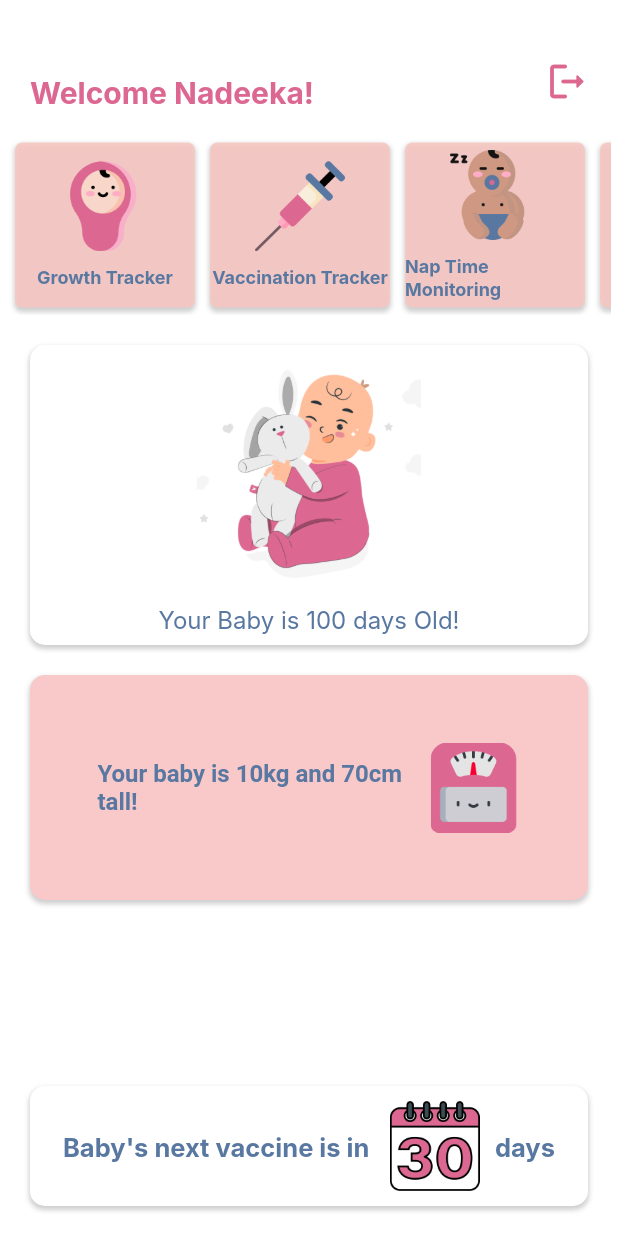
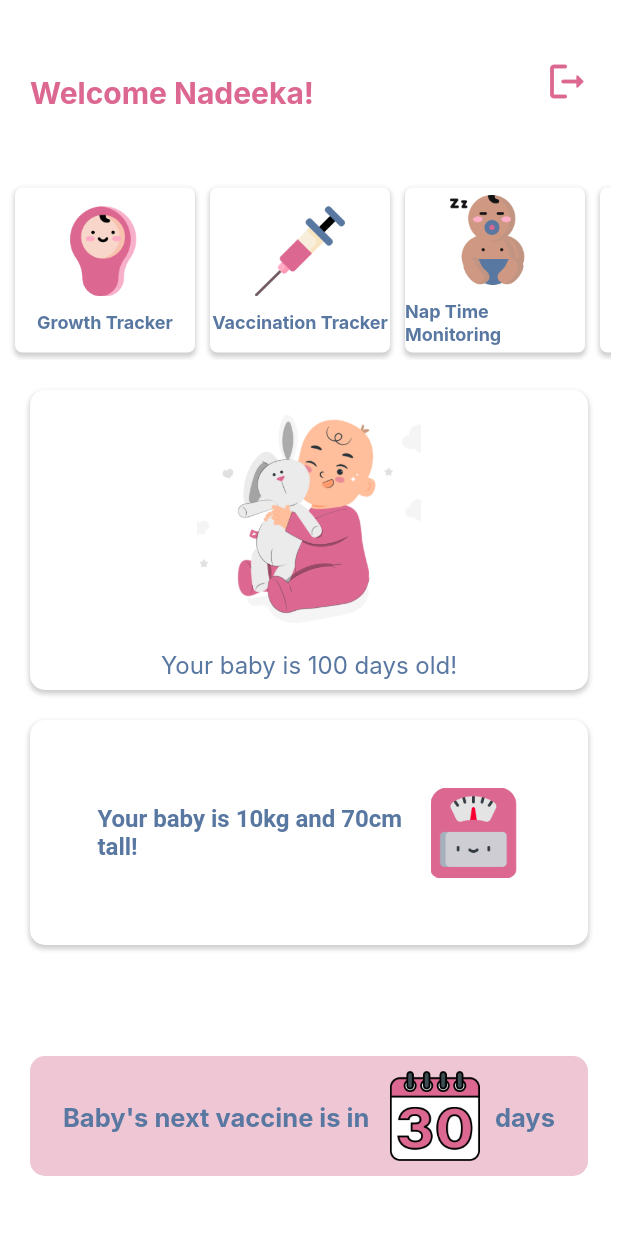
Before and after one commit to Health-Project-Y3/frontend, a Flutter app: the ChildHomeView screen opened directly, on a phone screen of 412 x 824 dp. Run offline on Flutter 3.47's test engine with Material 2 defaults, Android fonts, the phone set to English and light mode, and no system bars; our stand-ins replace fl_chart, flutter_custom_clippers, shared_preferences, sqflite; accounts and stored records are empty; Roboto replaces fonts that are missing (Inter).

Commit message:
Childcare home page UI updates

```diff
--- a/thurula/lib/views/child_home_view.dart
+++ b/thurula/lib/views/child_home_view.dart
@@ -29,7 +29,7 @@ class ChildHomeView extends StatelessWidget {
             ),
           ),
           Positioned(
-            top: 70,
+            top: 100,
             left: 5,
             right: 5,
             child: Container(
@@ -55,7 +55,7 @@ class ChildHomeView extends StatelessWidget {
                           width: 120,
                           height: 120,
                           decoration: BoxDecoration(
-                            color: const Color.fromARGB(223, 247, 198, 193),
+                            color: Colors.white,
                             borderRadius: BorderRadius.circular(5.0),
                             boxShadow: [
                               BoxShadow(
@@ -102,7 +102,7 @@ class ChildHomeView extends StatelessWidget {
                           width: 120,
                           height: 120,
                           decoration: BoxDecoration(
-                            color: const Color.fromARGB(223, 247, 198, 193),
+                            color: Colors.white,
                             borderRadius: BorderRadius.circular(5.0),
                             boxShadow: [
                               BoxShadow(
@@ -148,7 +148,7 @@ class ChildHomeView extends StatelessWidget {
                           width: 120,
                           height: 120,
                           decoration: BoxDecoration(
-                            color: const Color.fromARGB(223, 247, 198, 193),
+                            color: Colors.white,
                             borderRadius: BorderRadius.circular(5.0),
                             boxShadow: [
                               BoxShadow
@@ -194,7 +194,7 @@ class ChildHomeView extends StatelessWidget {
                           width: 120,
                           height: 120,
                           decoration: BoxDecoration(
-                            color: const Color.fromARGB(223, 247, 198, 193),
+                            color: Colors.white,
                             borderRadius: BorderRadius.circular(5.0),
                             boxShadow: [
                               BoxShadow
@@ -240,14 +240,14 @@ class ChildHomeView extends StatelessWidget {
                           width: 120,
                           height: 120,
                           decoration: BoxDecoration(
-                            color: const Color.fromARGB(223, 247, 198, 193),
+                            color: Colors.white,
                             borderRadius: BorderRadius.circular(5.0),
                             boxShadow: [
-                              BoxShadow
-                                (color: Colors.grey.withOpacity(0.5),
-                      spreadRadius: 0.5,
-                      blurRadius: 2,
-                      offset: const Offset(0, 2),
+                              BoxShadow(
+                                color: Colors.grey.withOpacity(0.5),
+                                spreadRadius: 0.5,
+                                blurRadius: 2,
+                                offset: const Offset(0, 2),
                               ),
                             ],
                           ),
@@ -270,7 +270,6 @@ class ChildHomeView extends StatelessWidget {
                           ),
                         ),
                       )),
-
                   //Skill Development Exercises
                   Padding(
                       padding: const EdgeInsets.all(5.0),
@@ -287,7 +286,7 @@ class ChildHomeView extends StatelessWidget {
                           width: 120,
                           height: 120,
                           decoration: BoxDecoration(
-                            color: const Color.fromARGB(223, 247, 198, 193),
+                            color: Colors.white,
                             borderRadius: BorderRadius.circular(5.0),
                             boxShadow: [
                               BoxShadow
@@ -322,7 +321,7 @@ class ChildHomeView extends StatelessWidget {
             ),
           ),
           Positioned(
-              top: 230,
+              top: 260,
               left: 20,
               right: 20,
               child: Container(
@@ -354,7 +353,7 @@ class ChildHomeView extends StatelessWidget {
                       ),
                       const Expanded(
                         child: Text(
-                          'Your Baby is 100 days Old!',
+                          'Your baby is 100 days old!',
                           style: TextStyle(
                             color: Color.fromARGB(255, 88, 119, 161),
                             fontSize: 16.0,
@@ -368,14 +367,14 @@ class ChildHomeView extends StatelessWidget {
                 ),
               )),
           Positioned(
-              top: 450,
+              top: 480,
               left: 20,
               right: 20,
               child: Container(
                 width: 400,
                 height: 150,
                 decoration: BoxDecoration(
-                  color: Color.fromARGB(255, 249, 201, 201),
+                  color: Colors.white,
                   borderRadius: BorderRadius.circular(10.0),
                   boxShadow: [
                     BoxShadow(
@@ -387,36 +386,6 @@ class ChildHomeView extends StatelessWidget {
                   ],
                 ),
                 child: Center(
-                  // child: Row(
-                  //   children: [
-                  //     const Expanded(
-                  //         child: Padding(
-                  //           padding: EdgeInsets.all(10.0),
-                  //           child: Text(
-                  //             'Your baby is 10kg and 70cm tall!',
-                  //             style: TextStyle(
-                  //             color: Color.fromARGB(255, 88, 119, 161),
-                  //             fontSize: 18.0,
-                  //             height: 1.5,
-                  //             fontFamily: 'Inter',
-                  //             fontWeight: FontWeight
-                  //                 .bold), // change this to the desired text color
-                  //       ),
-                  //     )),
-                  //     Padding(
-                  //       padding: const EdgeInsets.only(
-                  //         left: 5.0,
-                  //         right: 10.0,
-                  //       ), // change this to the desired amount of padding
-                  //       child: ClipRRect(
-                  //         child: Image.asset(
-                  //             'assets/images/child-home/size.png',
-                  //             height: 80),
-                  //       ),
-                  //     ),
-                  //   ],
-                  // ),
-
                   child: Row(
                     mainAxisAlignment: MainAxisAlignment.center,
                     children: [
@@ -444,23 +413,23 @@ class ChildHomeView extends StatelessWidget {
                 ),
               )),
           Positioned(
-              bottom: 20,
+              bottom: 40,
               left: 20,
               right: 20,
               child: Container(
                 width: 400,
                 height: 80,
                 decoration: BoxDecoration(
-                  color: const Color.fromARGB(255, 255, 255, 255),
+                  color: const Color.fromARGB(255, 238, 198, 212),
                   borderRadius: BorderRadius.circular(10.0),
-                  boxShadow: [
-                    BoxShadow(
-                      color: Colors.grey.withOpacity(0.5),
-                      spreadRadius: 0.5,
-                      blurRadius: 2,
-                      offset: const Offset(0, 2),
-                    ),
-                  ],
+                  // boxShadow: [
+                  //   BoxShadow(
+                  //     color: Colors.grey.withOpacity(0.5),
+                  //     spreadRadius: 0.5,
+                  //     blurRadius: 2,
+                  //     offset: const Offset(0, 2),
+                  //   ),
+                  // ],
                 ),
                 child: Center(
                   child: Row(
```
